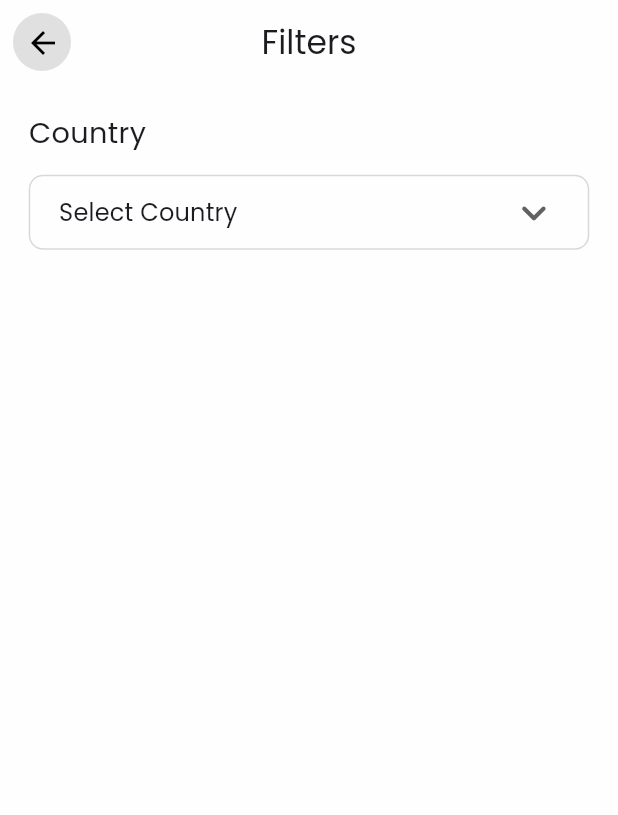
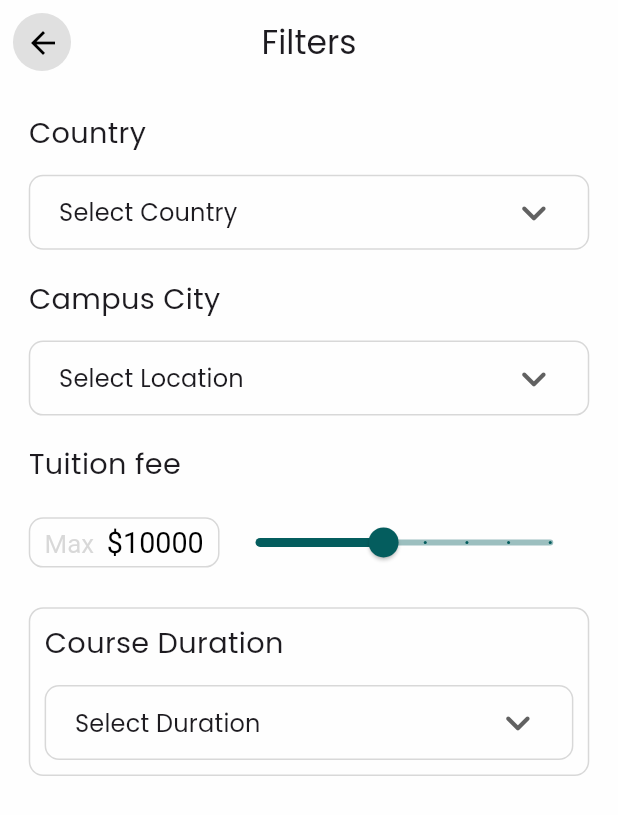
Before and after one commit to Saon00/bluebay-uapp, a Flutter app: the FilterScreen screen opened directly, on a phone screen of 412 x 824 dp. Shown: the top 815 px of the screen. Run offline on Flutter 3.47's test engine with Material 3 defaults, Android fonts, the phone set to English and light mode, and no system bars; our stand-ins replace get, smooth_page_indicator.

Commit message:
filter screen updated

```diff
--- a/lib/app/modules/search/filters/controller/filter_screen_controller.dart
+++ b/lib/app/modules/search/filters/controller/filter_screen_controller.dart
@@ -2,14 +2,49 @@ import 'package:bluebay_uapp/app/modules/search/filters/model/filter_screen_mode
 import 'package:get/get.dart';
 
 class FilterScreenController extends GetxController {
-  final RxString selectedCountry = CountryData.countries[0].obs;
-  final RxList<String> availableCountries = CountryData.countries.obs;
+  // countries
+  final RxString selectedCountry = FilterScreenModel.countries[0].obs;
+  final RxList<String> availableCountries = FilterScreenModel.countries.obs;
 
   void updateCountry(String? newValue) {
     if (newValue != null && newValue != selectedCountry.value) {
       selectedCountry.value = newValue;
     }
   }
+
+  // cities
+  final RxString selectedCity = FilterScreenModel.cities[0].obs;
+  final RxList<String> availableCities = FilterScreenModel.cities.obs;
+
+  void updateCity(String? newValue) {
+    if (newValue != null && newValue != selectedCity.value) {
+      selectedCity.value = newValue;
+    }
+  }
+
+  // course duration
+  // cities
+  final RxString selectedDuration = FilterScreenModel.courseDuration[0].obs;
+  final RxList<String> availableDuration = FilterScreenModel.courseDuration.obs;
+
+  void updateDuration(String? newValue) {
+    if (newValue != null && newValue != selectedDuration.value) {
+      selectedDuration.value = newValue;
+    }
+  }
+
+  // amount slider
+  final RxDouble currentAmount = FilterScreenSliderModel.initialAmount.obs;
+
+  void updateAmount(double newValue){
+    if (newValue != currentAmount.value){
+      currentAmount.value = newValue;
+    }
+  }
+
+  // delivery pattern
+  final RxList<DeliveryPatternModel> deliveryPatterns = DeliveryPatternModel.deliveryPatterns.obs;
+
 
   // @override
   // void onInit() {
--- a/lib/app/modules/search/filters/model/filter_screen_model.dart
+++ b/lib/app/modules/search/filters/model/filter_screen_model.dart
@@ -1,4 +1,4 @@
-class CountryData {
+class FilterScreenModel {
   static final List<String> countries = [
     'Select Country',
     'Bangladesh',
@@ -6,6 +6,41 @@ class CountryData {
     'Canada',
     'United Kingdom',
     'Australia',
+  ];
 
+  static final List<String> cities = [
+    'Select Location',
+    'Dhaka',
+    'New York',
+    'Manitoba',
+    'London',
+    'Sydney',
+  ];
+
+  static final List<String> courseDuration = [
+    'Select Duration',
+    '1 Month',
+    '2 Months',
+    '3 Months',
+    '4 Months',
   ];
 }
+
+class FilterScreenSliderModel {
+  static const double minAmount = 0.0;
+  static const double maxAmount = 23000.0;
+  static const double initialAmount = 10000.0;
+}
+
+class DeliveryPatternModel {
+  final String name;
+  final bool isSelected;
+
+  DeliveryPatternModel(this.name, this.isSelected);
+
+  static List<DeliveryPatternModel> deliveryPatterns = [
+    DeliveryPatternModel('On-Campus', false),
+    DeliveryPatternModel('Online', true),
+    DeliveryPatternModel('Hybrid', false),
+  ];
+}
--- a/lib/app/modules/search/filters/screen/dropdown_widget.dart
+++ b/lib/app/modules/search/filters/screen/dropdown_widget.dart
@@ -11,7 +11,7 @@ class DropDownWidget extends StatelessWidget {
     required this.titleText,
     required this.value,
     required this.valueChanged,
-    this.isContainered = true,
+    this.isContainered = true, required this.availableList,
   });
 
   final FilterScreenController filterScreenController;
@@ -19,6 +19,7 @@ class DropDownWidget extends StatelessWidget {
   final String value;
   final ValueChanged valueChanged;
   final bool isContainered;
+  final List<String> availableList;
 
   @override
   Widget build(BuildContext context) {
@@ -62,8 +63,7 @@ class DropDownWidget extends StatelessWidget {
                     // ),
                     onChanged: valueChanged,
                     items:
-                        filterScreenController.availableCountries
-                            .map<DropdownMenuItem<String>>((String value) {
+                    availableList.map<DropdownMenuItem<String>>((String value) {
                               return DropdownMenuItem<String>(
                                 value: value,
                                 child: Text(value),
--- a/lib/app/modules/search/filters/screen/filter_screen.dart
+++ b/lib/app/modules/search/filters/screen/filter_screen.dart
@@ -1,4 +1,5 @@
 import 'package:bluebay_uapp/app/modules/search/filters/controller/filter_screen_controller.dart';
+import 'package:bluebay_uapp/app/modules/search/filters/model/filter_screen_model.dart';
 import 'package:flutter/material.dart';
 import 'package:get/get.dart';
 
@@ -39,8 +40,8 @@ class FilterScreen extends StatelessWidget {
 
       body: SingleChildScrollView(
         child: Column(
+          // crossAxisAlignment: CrossAxisAlignment.start,
           children: [
-
             // country
             Padding(
               padding: EdgeInsets.only(
@@ -56,6 +57,122 @@ class FilterScreen extends StatelessWidget {
                   value: filterScreenController.selectedCountry.value,
                   valueChanged:
                       (value) => filterScreenController.updateCountry(value),
+                  availableList: filterScreenController.availableCountries,
+                ),
+              ),
+            ),
+
+            // city
+            Padding(
+              padding: EdgeInsets.only(
+                left: getWidth(20),
+                right: getWidth(20),
+                top: getWidth(20),
+              ),
+              child: Obx(
+                () => DropDownWidget(
+                  isContainered: false,
+                  filterScreenController: filterScreenController,
+                  titleText: "Campus City",
+                  value: filterScreenController.selectedCity.value,
+                  valueChanged:
+                      (value) => filterScreenController.updateCity(value),
+                  availableList: filterScreenController.availableCities,
+                ),
+              ),
+            ),
+
+            // tuition fees
+            Padding(
+              padding: EdgeInsets.only(
+                left: getWidth(20),
+                right: getWidth(20),
+                top: getWidth(20),
+              ),
+              child: Column(
+                crossAxisAlignment: CrossAxisAlignment.start,
+                children: [
+                  Text('Tuition fee', style: TextStyle(fontSize: getWidth(20))),
+                  SizedBox(height: getWidth(15)),
+                  Row(
+                    children: [
+                      // Container
+                      Container(
+                        decoration: BoxDecoration(
+                          borderRadius: BorderRadius.circular(getWidth(10)),
+                          border: Border.all(
+                            color: AppColors.greyColor.withAlpha(100),
+                          ),
+                        ),
+                        child: Padding(
+                          padding: EdgeInsets.symmetric(
+                            horizontal: getWidth(10),
+                            vertical: getWidth(5),
+                          ),
+                          child: Obx(
+                            () => RichText(
+                              text: TextSpan(
+                                children: [
+                                  // text
+                                  TextSpan(
+                                    text: "Max  ",
+                                    style: TextStyle(
+                                      fontSize: getWidth(18),
+                                      color: AppColors.greyColor.withAlpha(100),
+                                    ),
+                                  ),
+
+                                  // amount
+                                  TextSpan(
+                                    text:
+                                        "\$${filterScreenController.currentAmount.toInt()}",
+                                    style: TextStyle(
+                                      fontSize: getWidth(20),
+                                      color: AppColors.blackColor,
+                                    ),
+                                  ),
+                                ],
+                              ),
+                            ),
+                          ),
+                        ),
+                      ),
+
+                      // slider
+                      Expanded(
+                        child: Obx(
+                          () => Slider(
+                            value: filterScreenController.currentAmount.value,
+                            min: FilterScreenSliderModel.minAmount,
+                            max: FilterScreenSliderModel.maxAmount,
+                            activeColor: AppColors.tealColor,
+                            inactiveColor: AppColors.tealColor.withAlpha(100),
+                            divisions: 7,
+                            onChanged: filterScreenController.updateAmount,
+                          ),
+                        ),
+                      ),
+                    ],
+                  ),
+                ],
+              ),
+            ),
+
+            // course duration
+            Padding(
+              padding: EdgeInsets.only(
+                left: getWidth(20),
+                right: getWidth(20),
+                top: getWidth(20),
+              ),
+              child: Obx(
+                () => DropDownWidget(
+                  filterScreenController: filterScreenController,
+                  titleText: "Course Duration",
+                  value: filterScreenController.selectedDuration.value,
+                  valueChanged:
+                      (value) => filterScreenController.updateDuration(value),
+                  availableList: filterScreenController.availableDuration,
                 ),
               ),
             ),
--- a/lib/main.dart
+++ b/lib/main.dart
@@ -1,9 +1,7 @@
 import 'package:bluebay_uapp/app/bindings/app_bindings.dart';
 import 'package:bluebay_uapp/app/core/app_size.dart';
 import 'package:bluebay_uapp/app/core/colors.dart';
-import 'package:bluebay_uapp/app/modules/home/screen/home_screen.dart';
 import 'package:bluebay_uapp/app/modules/mainNavBar/screen/main_navbar_screen.dart';
-import 'package:bluebay_uapp/app/modules/search/filters/screen/filter_screen.dart';
 import 'package:flutter/material.dart';
 import 'package:get/get.dart';
 
```
Also changed, not shown: 4 other files.
